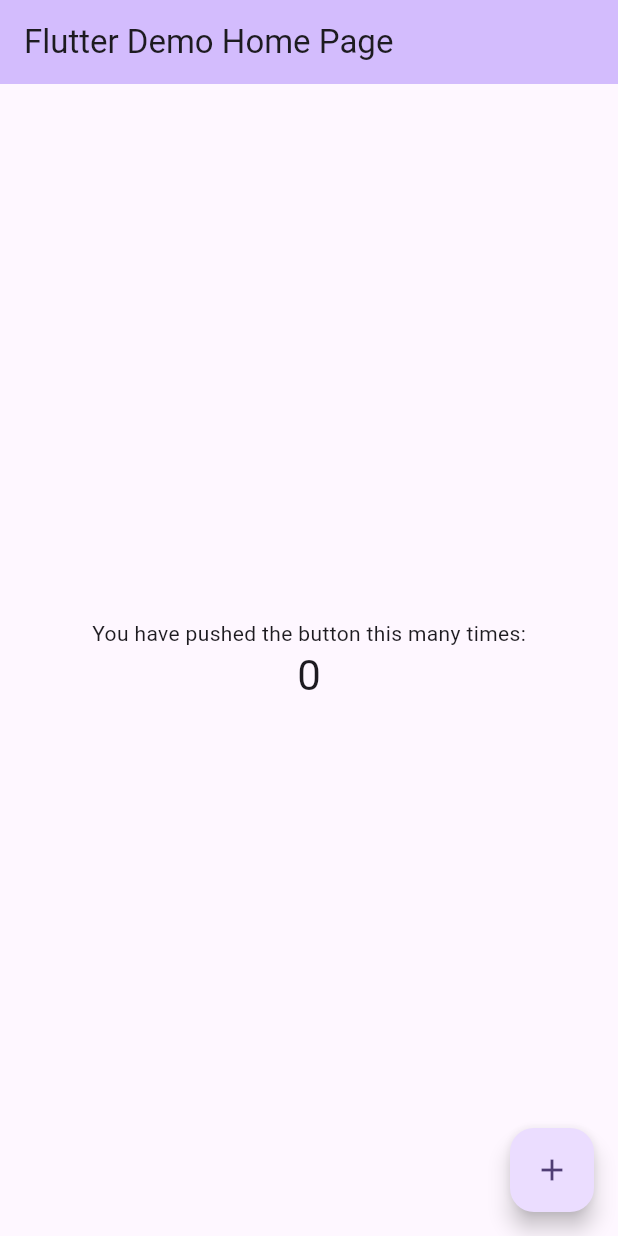
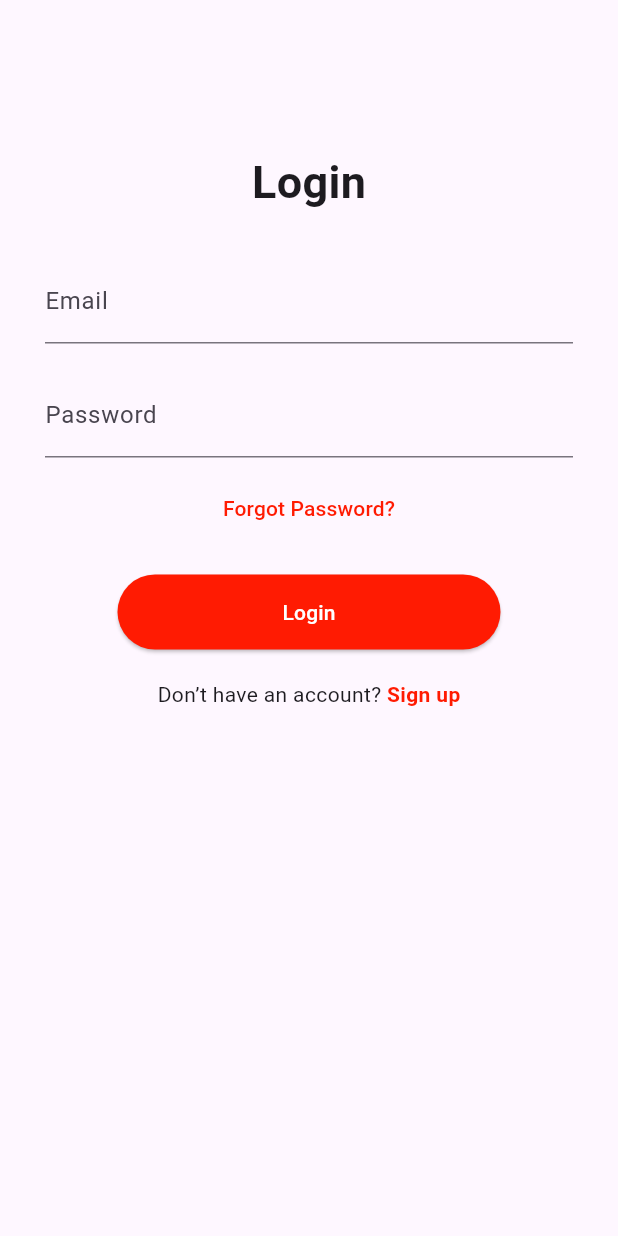
Before and after one commit to Yassine-Hajib/Application_Projet, a Flutter app: the screen it shows after launch, on a phone screen of 412 x 824 dp. Run offline on Flutter 3.47's test engine with Material 3 defaults, Android fonts, the phone set to English and light mode, and no system bars.

Commit message:
Add Login And Sign_up Page

```diff
--- a/lib/Frontend/Yassine_Front/Login.dart
+++ b/lib/Frontend/Yassine_Front/Login.dart
@@ -0,0 +1,124 @@
+import 'package:flutter/material.dart';
+import 'signup.dart';
+import 'acceuil.dart';
+
+class LoginPage extends StatefulWidget {
+  @override
+  State<LoginPage> createState() => _LoginPageState();
+}
+
+class _LoginPageState extends State<LoginPage> {
+  final Color red = Color.fromARGB(255, 255, 27, 2);
+  final _formKey = GlobalKey<FormState>();
+  final TextEditingController emailController = TextEditingController();
+  final TextEditingController passwordController = TextEditingController();
+
+  void _login() {
+    if (_formKey.currentState!.validate()) {
+      // TODO: Authenticate user from DB
+      Navigator.pushReplacementNamed(context, '/home');
+    }
+  }
+
+  void _forgotPassword() {
+    // TODO: Implement password reset
+    showDialog(
+      context: context,
+      builder: (_) => AlertDialog(
+        title: Text("Forgot Password"),
+        content: Text("Password reset functionality goes here."),
+        actions: [
+          TextButton(
+            onPressed: () => Navigator.pop(context),
+            child: Text("OK"),
+          ),
+        ],
+      ),
+    );
+  }
+
+  String? _validateEmail(String? value) {
+    if (value == null || value.isEmpty) return "Email required";
+    final emailRegex = RegExp(r'^[^@]+@[^@]+\.[^@]+');
+    if (!emailRegex.hasMatch(value)) return "Invalid email format";
+    return null;
+  }
+
+  String? _validatePassword(String? value) {
+    if (value == null || value.isEmpty) return "Password required";
+    if (value.length < 6) return "Password must be at least 6 characters";
+    return null;
+  }
+
+  @override
+  Widget build(BuildContext context) {
+    return Scaffold(
+      body: SingleChildScrollView(
+        child: Form(
+          key: _formKey,
+          child: Column(
+            children: [
+              SizedBox(height: 100),
+              Text(
+                "Login",
+                style: TextStyle(fontSize: 30, fontWeight: FontWeight.bold),
+              ),
+              SizedBox(height: 30),
+              Padding(
+                padding: EdgeInsets.symmetric(horizontal: 30),
+                child: TextFormField(
+                  controller: emailController,
+                  validator: _validateEmail,
+                  decoration: InputDecoration(labelText: "Email"),
+                ),
+              ),
+              SizedBox(height: 20),
+              Padding(
+                padding: EdgeInsets.symmetric(horizontal: 30),
+                child: TextFormField(
+                  controller: passwordController,
+                  validator: _validatePassword,
+                  obscureText: true,
+                  decoration: InputDecoration(labelText: "Password"),
+                ),
+              ),
+              SizedBox(height: 10),
+              TextButton(
+                onPressed: _forgotPassword,
+                child: Text("Forgot Password?", style: TextStyle(color: red)),
+              ),
+              SizedBox(height: 20),
+              ElevatedButton(
+                onPressed: _login,
+                style: ElevatedButton.styleFrom(
+                  backgroundColor: red,
+                  padding: EdgeInsets.symmetric(horizontal: 110, vertical: 15),
+                  shape: RoundedRectangleBorder(
+                    borderRadius: BorderRadius.circular(30),
+                  ),
+                ),
+                child: Text("Login", style: TextStyle(color: Colors.white)),
+              ),
+              SizedBox(height: 20),
+              Row(
+                mainAxisAlignment: MainAxisAlignment.center,
+                children: [
+                  Text("Don’t have an account? "),
+                  GestureDetector(
+                    onTap: () {
+                      Navigator.pushNamed(context, '/signup');
+                    },
+                    child: Text(
+                      "Sign up",
+                      style: TextStyle(color: red, fontWeight: FontWeight.bold),
+                    ),
+                  ),
+                ],
+              ),
+            ],
+          ),
+        ),
+      ),
+    );
+  }
+}
--- a/lib/main.dart
+++ b/lib/main.dart
@@ -1,122 +1,24 @@
 import 'package:flutter/material.dart';
+import './Frontend/yassine_front/Login.dart';
+import './Frontend/yassine_front/Signup.dart';
+import './Frontend/yassine_front/acceuil.dart';
 
 void main() {
-  runApp(const MyApp());
+  runApp(MyApp());
 }
 
 class MyApp extends StatelessWidget {
-  const MyApp({super.key});
-
-  // This widget is the root of your application.
   @override
   Widget build(BuildContext context) {
     return MaterialApp(
-      title: 'Flutter Demo',
-      theme: ThemeData(
-        // This is the theme of your application.
-        //
-        // TRY THIS: Try running your application with "flutter run". You'll see
-        // the application has a purple toolbar. Then, without quitting the app,
-        // try changing the seedColor in the colorScheme below to Colors.green
-        // and then invoke "hot reload" (save your changes or press the "hot
-        // reload" button in a Flutter-supported IDE, or press "r" if you used
-        // the command line to start the app).
-        //
-        // Notice that the counter didn't reset back to zero; the application
-        // state is not lost during the reload. To reset the state, use hot
-        // restart instead.
-        //
-        // This works for code too, not just values: Most code changes can be
-        // tested with just a hot reload.
-        colorScheme: .fromSeed(seedColor: Colors.deepPurple),
-      ),
-      home: const MyHomePage(title: 'Flutter Demo Home Page'),
+      debugShowCheckedModeBanner: false,
+      title: "Can App",
+      initialRoute: '/login',
+      routes: {
+        '/login': (context) => LoginPage(),
+        '/signup': (context) => SignupPage(),
+        '/home': (context) => HomePage(),
+      },
     );
   }
 }
-
-class MyHomePage extends StatefulWidget {
-  const MyHomePage({super.key, required this.title});
-
-  // This widget is the home page of your application. It is stateful, meaning
-  // that it has a State object (defined below) that contains fields that affect
-  // how it looks.
-
-  // This class is the configuration for the state. It holds the values (in this
-  // case the title) provided by the parent (in this case the App widget) and
-  // used by the build method of the State. Fields in a Widget subclass are
-  // always marked "final".
-
-  final String title;
-
-  @override
-  State<MyHomePage> createState() => _MyHomePageState();
-}
-
-class _MyHomePageState extends State<MyHomePage> {
-  int _counter = 0;
-
-  void _incrementCounter() {
-    setState(() {
-      // This call to setState tells the Flutter framework that something has
-      // changed in this State, which causes it to rerun the build method below
-      // so that the display can reflect the updated values. If we changed
-      // _counter without calling setState(), then the build method would not be
-      // called again, and so nothing would appear to happen.
-      _counter++;
-    });
-  }
-
-  @override
-  Widget build(BuildContext context) {
-    // This method is rerun every time setState is called, for instance as done
-    // by the _incrementCounter method above.
-    //
-    // The Flutter framework has been optimized to make rerunning build methods
-    // fast, so that you can just rebuild anything that needs updating rather
-    // than having to individually change instances of widgets.
-    return Scaffold(
-      appBar: AppBar(
-        // TRY THIS: Try changing the color here to a specific color (to
-        // Colors.amber, perhaps?) and trigger a hot reload to see the AppBar
-        // change color while the other colors stay the same.
-        backgroundColor: Theme.of(context).colorScheme.inversePrimary,
-        // Here we take the value from the MyHomePage object that was created by
-        // the App.build method, and use it to set our appbar title.
-        title: Text(widget.title),
-      ),
-      body: Center(
-        // Center is a layout widget. It takes a single child and positions it
-        // in the middle of the parent.
-        child: Column(
-          // Column is also a layout widget. It takes a list of children and
-          // arranges them vertically. By default, it sizes itself to fit its
-          // children horizontally, and tries to be as tall as its parent.
-          //
-          // Column has various properties to control how it sizes itself and
-          // how it positions its children. Here we use mainAxisAlignment to
-          // center the children vertically; the main axis here is the vertical
-          // axis because Columns are vertical (the cross axis would be
-          // horizontal).
-          //
-          // TRY THIS: Invoke "debug painting" (choose the "Toggle Debug Paint"
-          // action in the IDE, or press "p" in the console), to see the
-          // wireframe for each widget.
-          mainAxisAlignment: .center,
-          children: [
-            const Text('You have pushed the button this many times:'),
-            Text(
-              '$_counter',
-              style: Theme.of(context).textTheme.headlineMedium,
-            ),
-          ],
-        ),
-      ),
-      floatingActionButton: FloatingActionButton(
-        onPressed: _incrementCounter,
-        tooltip: 'Increment',
-        child: const Icon(Icons.add),
-      ),
-    );
-  }
-}
```
Also changed, not shown: lib/Frontend/Yassine_Front/Acceuil.dart (+56 -0 lines), lib/Frontend/Yassine_Front/Signup.dart (+231 -0 lines), lib/Frontend/Yassine_Front/header_for_logn.dart (added, +39 -0 lines).
